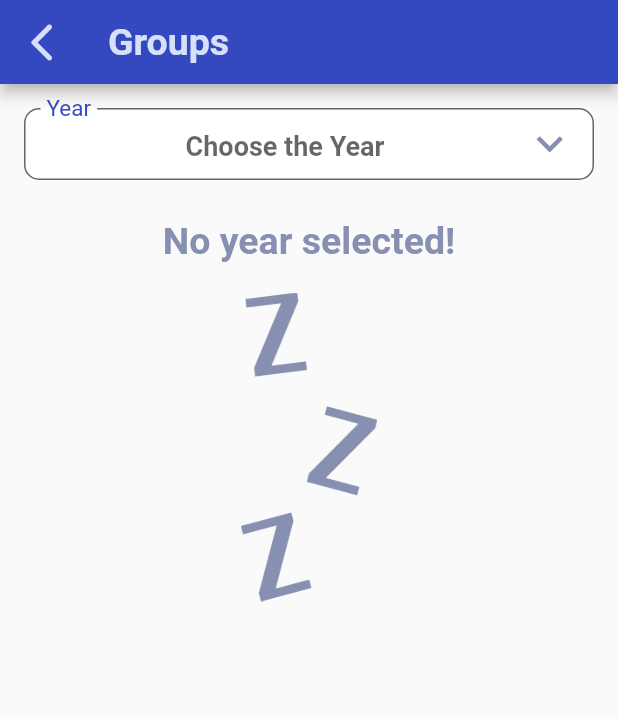
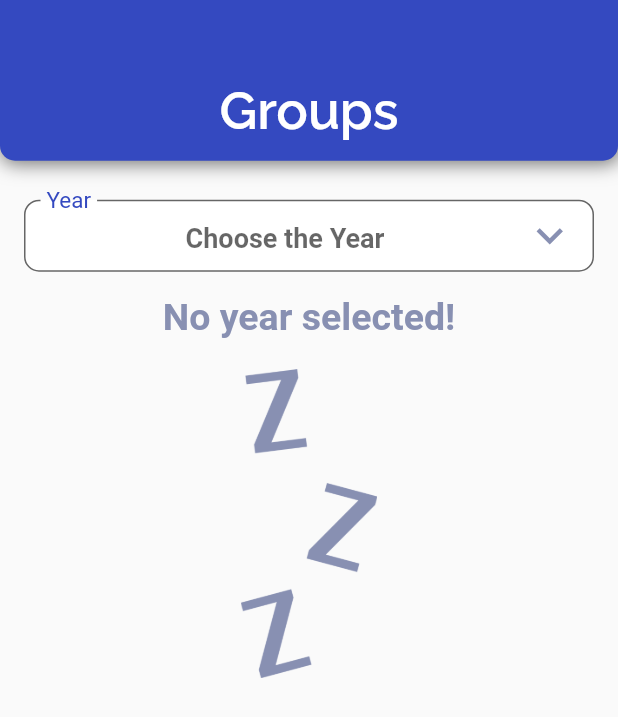
Before and after one commit to Sochem/Sochem-App, a Flutter app: the GroupPage screen opened by its route, on a phone screen of 412 x 824 dp. Shown: the top 717 px of the screen. Run offline on Flutter 3.47's test engine with Material 2 defaults, Android fonts, the phone set to English and light mode, and no system bars; our stand-ins replace cached_network_image, carousel_slider, flutter_dotenv, flutter_html, font_awesome_flutter, google_fonts and 1 more; missing offline and left inert: google_one_tap_sign_in, shape_of_view_null_safe; accounts and stored records are empty; network calls fail.

```diff
--- a/lib/screen/groups.dart
+++ b/lib/screen/groups.dart
@@ -3,6 +3,7 @@ import 'dart:io';
 import 'dart:math';
 import 'package:flutter/material.dart';
 import 'package:flutter_dotenv/flutter_dotenv.dart';
+import 'package:google_fonts/google_fonts.dart';
 import 'package:shared_preferences/shared_preferences.dart';
 import 'package:sochem/models/people_model.dart';
 import 'package:sochem/utils/constants.dart';
@@ -125,32 +126,48 @@ class _GroupPageState extends State<GroupPage> {
   @override
   Widget build(BuildContext context) {
     return Scaffold(
-      appBar: AppBar(
-        elevation: 4,
-        automaticallyImplyLeading: false,
-        leading: IconButton(
-          icon: Icon(Icons.arrow_back_ios_new_rounded),
-          color: kBackgroundColor,
-          iconSize: 30,
-          onPressed: () async {
-            Navigator.of(context).pop();
-          },
-        ),
-        backgroundColor: kPrimaryColor,
-        title: Text(
-          'Groups',
-          style: TextStyle(
-            fontSize: 25,
-            fontWeight: FontWeight.bold,
-            color: kBackgroundColor,
-          ),
-        ),
-      ),
       body: SingleChildScrollView(
         physics: ScrollPhysics(),
         child: Column(
           mainAxisSize: MainAxisSize.min,
           children: [
+            Container(
+              height: MediaQuery.of(context).size.height * 0.13,
+              decoration: BoxDecoration(
+                borderRadius: BorderRadius.only(
+                  bottomLeft: Radius.circular(10.0),
+                  bottomRight: Radius.circular(10.0),
+                ),
+                color: kPrimaryColor,
+                boxShadow: [
+                  BoxShadow(
+                    color: Colors.black54,
+                    offset: const Offset(1.0, 1.0), //Offset
+                    blurRadius: 10.0,
+                    spreadRadius: 1.0,
+                  ),
+                ],
+              ),
+              child: Padding(
+                padding: EdgeInsets.only(top: 40.0),
+                child: Center(
+                  child: Text(
+                    'Groups',
+                    style: GoogleFonts.raleway(
+                      textStyle: TextStyle(
+                        fontSize: 35,
+                        fontWeight: FontWeight.w600,
+                        color: Colors.white,
+                        // letterSpacing: 1.2,
+                      ),
+                    ),
+                  ),
+                ),
+              ),
+            ),
+            SizedBox(
+              height: 10.0,
+            ),
             Padding(
               padding: EdgeInsets.all(16.0),
               child: DropdownButtonFormField<String>(
@@ -199,7 +216,7 @@ class _GroupPageState extends State<GroupPage> {
                   ),
                 ),
                 alignment: Alignment.bottomCenter,
-                dropdownColor: kBackgroundColor,
+                dropdownColor: Color.fromARGB(255, 225, 227, 228),
                 style: TextStyle(
                   color: kPrimaryColor,
                   fontSize: 18,
@@ -232,9 +249,6 @@ class _GroupPageState extends State<GroupPage> {
                 ),
               ),
             ),
-            SizedBox(
-              height: 10,
-            ),
             if (_year == null)
               Column(
                 children: [
@@ -262,9 +276,11 @@ class _GroupPageState extends State<GroupPage> {
                 shrinkWrap: true,
                 physics: NeverScrollableScrollPhysics(),
                 itemBuilder: (context, index) {
-                  return Card(
+                  return Padding(
+                    padding: const EdgeInsets.symmetric(vertical: 8.0),
+                    child: Card(
                       shape: RoundedRectangleBorder(
-                      borderRadius: BorderRadius.circular(60),
+                        borderRadius: BorderRadius.circular(20),
                         side: BorderSide(color: Colors.purple[900]!),
                       ),
                       child: ExpansionTile(
@@ -272,7 +288,7 @@ class _GroupPageState extends State<GroupPage> {
                         title: Padding(
                           padding: const EdgeInsets.all(8.0),
                           child: Container(
-                          height: 60,
+                            height: 50,
                             decoration: BoxDecoration(
                               borderRadius: BorderRadius.all(
                                 Radius.circular(30.0),
@@ -283,7 +299,7 @@ class _GroupPageState extends State<GroupPage> {
                               child: Text(
                                 _grps[index],
                                 style: TextStyle(
-                                fontSize: 30,
+                                  fontSize: 25,
                                   fontWeight: FontWeight.bold,
                                 ),
                               ),
@@ -291,6 +307,7 @@ class _GroupPageState extends State<GroupPage> {
                           ),
                         ),
                         children: _buildContent(index),
+                      ),
                     ),
                   );
                 },
--- a/lib/utils/endpoints.dart
+++ b/lib/utils/endpoints.dart
@@ -5,4 +5,5 @@ class Endpoints {
   static String notif = 'https://api.sochem.org/api/notifi/';
   static String feed = 'https://api.sochem.org/api/events/';
   static String family = 'https://api.sochem.org/api/family-list/';
+  static String home_carousel = 'https://api.sochem.org/api/home_carousel';
 }
```
Also changed, not shown: lib/models/home_carousel.dart (added, +11 -0 lines), lib/screen/notif.dart (+30 -16 lines), lib/screen/people.dart (+39 -22 lines), lib/widgets/carousel.dart (+66 -32 lines). Lines whose indentation alone changed are shown as unchanged.
